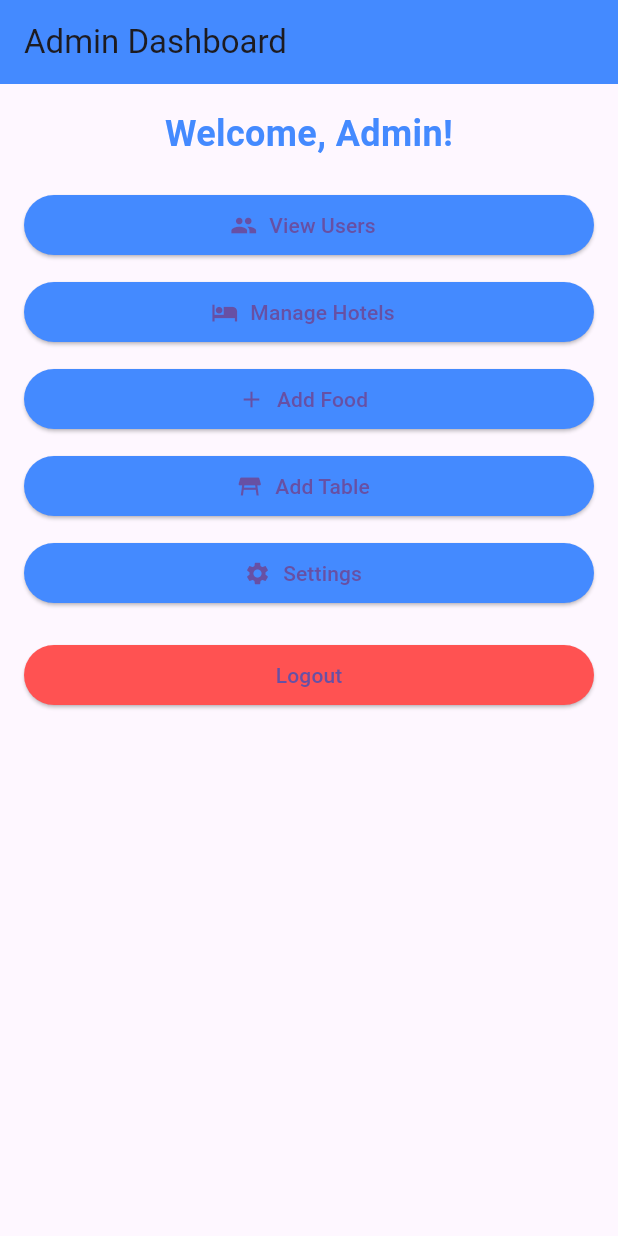
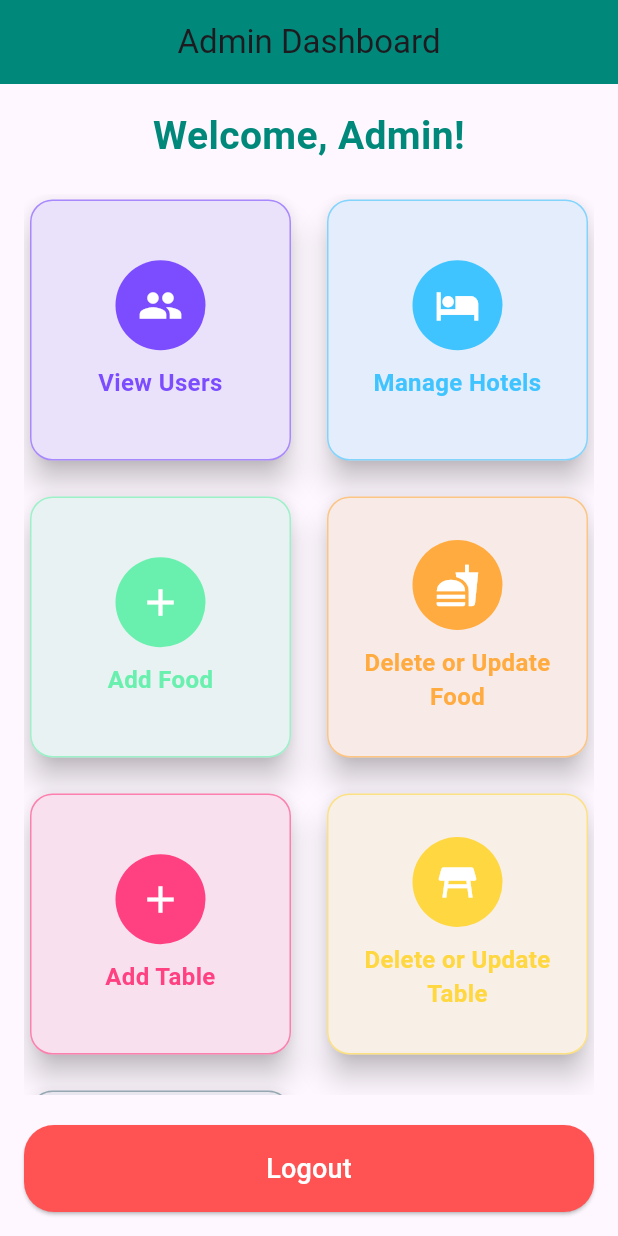
Before and after one commit to NSnirjash/RMS_Flutter, a Flutter app: the AdminPage screen opened directly, on a phone screen of 412 x 824 dp. Run offline on Flutter 3.47's test engine with Material 3 defaults, Android fonts, the phone set to English and light mode, and no system bars; our stand-ins replace dio, flutter_secure_storage, image_picker, shared_preferences; missing offline and left inert: image_picker_web, jwt_decode; accounts and stored records are empty.

Commit message:
Updated addFood

```diff
--- a/rms_flutter/lib/page/AdminPage.dart
+++ b/rms_flutter/lib/page/AdminPage.dart
@@ -2,6 +2,9 @@
 
 import 'package:flutter/material.dart';
 import 'package:rms_flutter/page/AddFoodPage.dart';
+import 'package:rms_flutter/page/AddTablePage.dart';
+import 'package:rms_flutter/page/AllFoodViewPage.dart';
+import 'package:rms_flutter/page/AllTableViewPage.dart';
 import 'package:rms_flutter/page/LoginPage.dart';
 
 class AdminPage extends StatelessWidget {
@@ -13,7 +16,8 @@ class AdminPage extends StatelessWidget {
       appBar: AppBar(
         title: Text('Admin Dashboard'),
         automaticallyImplyLeading: false, // Hides the back button
-        backgroundColor: Colors.blueAccent,
+        backgroundColor: Colors.teal.shade600,
+        centerTitle: true,
       ),
       body: Padding(
         padding: const EdgeInsets.all(16.0),
@@ -23,95 +27,99 @@ class AdminPage extends StatelessWidget {
             Text(
               'Welcome, Admin!',
               style: TextStyle(
-                fontSize: 24,
-                fontWeight: FontWeight.bold,
-                color: Colors.blueAccent,
+                fontSize: 26,
+                fontWeight: FontWeight.w600,
+                color: Colors.teal.shade600,
               ),
               textAlign: TextAlign.center,
             ),
             SizedBox(height: 20),
-            ElevatedButton.icon(
-              icon: Icon(Icons.people),
-              label: Text('View Users'),
-              onPressed: () {
-                // Navigate to users page or call an API to fetch users
-                print("View Users clicked");
-              },
-              style: ElevatedButton.styleFrom(
-                backgroundColor: Colors.blueAccent,
+            Expanded(
+              child: GridView.count(
+                crossAxisCount: 2,
+                crossAxisSpacing: 16,
+                mainAxisSpacing: 16,
+                children: [
+                  _buildDashboardCard(
+                    context,
+                    icon: Icons.people,
+                    label: 'View Users',
+                    color: Colors.deepPurpleAccent,
+                    onTap: () => print("View Users clicked"),
+                  ),
+                  _buildDashboardCard(
+                    context,
+                    icon: Icons.hotel,
+                    label: 'Manage Hotels',
+                    color: Colors.lightBlueAccent,
+                    onTap: () => print("Manage Hotels clicked"),
+                  ),
+                  _buildDashboardCard(
+                    context,
+                    icon: Icons.add,
+                    label: 'Add Food',
+                    color: Colors.greenAccent,
+                    onTap: () => Navigator.pushReplacement(
+                      context,
+                      MaterialPageRoute(builder: (context) => AddFoodPage()),
                     ),
                   ),
-            SizedBox(height: 10),
-            ElevatedButton.icon(
-              icon: Icon(Icons.hotel),
-              label: Text('Manage Hotels'),
-              onPressed: () {
-                // Navigate to manage hotels page or call an API to manage hotels
-                print("Manage Hotels clicked");
-              },
-              style: ElevatedButton.styleFrom(
-                backgroundColor: Colors.blueAccent,
+                  _buildDashboardCard(
+                    context,
+                    icon: Icons.fastfood,
+                    label: 'Delete or Update Food',
+                    color: Colors.orangeAccent,
+                    onTap: () => Navigator.pushReplacement(
+                      context,
+                      MaterialPageRoute(builder: (context) => AllFoodViewPage()),
                     ),
                   ),
-            SizedBox(height: 10),
-
-
-            ElevatedButton.icon(
-              icon: Icon(Icons.add),
-              label: Text('Add Food'),
-              onPressed: () {
-                // Implement logout functionality or navigate back to login
-                Navigator.pushReplacement(
+                  _buildDashboardCard(
                     context,
-                  MaterialPageRoute(builder: (context) => AddFoodPage()),
-                ); // Example logout: navigate back to login
-              },
-              style: ElevatedButton.styleFrom(
-                backgroundColor: Colors.blueAccent,
+                    icon: Icons.add,
+                    label: 'Add Table',
+                    color: Colors.pinkAccent,
+                    onTap: () => Navigator.pushReplacement(
+                      context,
+                      MaterialPageRoute(builder: (context) => AddTablePage()),
                     ),
                   ),
-            SizedBox(height: 10),
-
-            ElevatedButton.icon(
-              icon: Icon(Icons.table_restaurant),
-              label: Text('Add Table'),
-              onPressed: () {
-                // Implement logout functionality or navigate back to login
-                Navigator.pushReplacement(
+                  _buildDashboardCard(
                     context,
-                  MaterialPageRoute(builder: (context) => AddFoodPage()),
-                ); // Example logout: navigate back to login
-              },
-              style: ElevatedButton.styleFrom(
-                backgroundColor: Colors.blueAccent,
+                    icon: Icons.table_restaurant,
+                    label: 'Delete or Update Table',
+                    color: Colors.amberAccent,
+                    onTap: () => Navigator.pushReplacement(
+                      context,
+                      MaterialPageRoute(builder: (context) => AllTableViewPage()),
                     ),
                   ),
-            SizedBox(height: 10),
-
-
-            ElevatedButton.icon(
-              icon: Icon(Icons.settings),
-              label: Text('Settings'),
-              onPressed: () {
-                // Navigate to settings page
-                print("Settings clicked");
-              },
-              style: ElevatedButton.styleFrom(
-                backgroundColor: Colors.blueAccent,
+                  _buildDashboardCard(
+                    context,
+                    icon: Icons.settings,
+                    label: 'Settings',
+                    color: Colors.blueGrey,
+                    onTap: () => print("Settings clicked"),
+                  ),
+                ],
               ),
             ),
             SizedBox(height: 20),
             ElevatedButton(
-              onPressed: () {
-                // Implement logout functionality or navigate back to login
-                Navigator.pushReplacement(
+              onPressed: () => Navigator.pushReplacement(
                 context,
                 MaterialPageRoute(builder: (context) => LoginPage()),
-                ); // Example logout: navigate back to login
-              },
-              child: Text('Logout'),
+              ),
               style: ElevatedButton.styleFrom(
                 backgroundColor: Colors.redAccent,
+                padding: EdgeInsets.symmetric(vertical: 16),
+                shape: RoundedRectangleBorder(
+                  borderRadius: BorderRadius.circular(20),
+                ),
+              ),
+              child: Text(
+                'Logout',
+                style: TextStyle(fontSize: 18, color: Colors.white),
               ),
             ),
           ],
@@ -119,4 +127,47 @@ class AdminPage extends StatelessWidget {
       ),
     );
   }
+  Widget _buildDashboardCard(BuildContext context,
+      {required IconData icon,
+        required String label,
+        required Color color,
+        required VoidCallback onTap}) {
+    return GestureDetector(
+      onTap: onTap,
+      child: Card(
+        elevation: 8,
+        shape: RoundedRectangleBorder(
+          borderRadius: BorderRadius.circular(15),
+        ),
+        child: Container(
+          padding: EdgeInsets.all(20),
+          decoration: BoxDecoration(
+            color: color.withOpacity(0.1),
+            borderRadius: BorderRadius.circular(15),
+            border: Border.all(color: color.withOpacity(0.6), width: 1),
+          ),
+          child: Column(
+            mainAxisAlignment: MainAxisAlignment.center,
+            children: [
+              CircleAvatar(
+                radius: 30,
+                backgroundColor: color,
+                child: Icon(icon, size: 30, color: Colors.white),
+              ),
+              SizedBox(height: 10),
+              Text(
+                label,
+                style: TextStyle(
+                  fontSize: 16,
+                  fontWeight: FontWeight.w600,
+                  color: color,
+                ),
+                textAlign: TextAlign.center,
+              ),
+            ],
+          ),
+        ),
+      ),
+    );
   }
+}
--- a/rms_flutter/lib/page/LoginPage.dart
+++ b/rms_flutter/lib/page/LoginPage.dart
@@ -1,14 +1,8 @@
 import 'package:flutter/material.dart';
-import 'dart:convert';
-import 'package:http/http.dart' as http;
 import 'package:flutter_secure_storage/flutter_secure_storage.dart';
-import 'package:jwt_decode/jwt_decode.dart';
 import 'package:rms_flutter/page/AdminPage.dart';
-import 'package:rms_flutter/page/AllFoodViewPage.dart';
-import 'package:rms_flutter/page/HomePage.dart';
 import 'package:rms_flutter/page/RegistrationPage.dart';
 import 'package:rms_flutter/page/UserPage.dart';
-import 'package:rms_flutter/page/WaiterPage.dart';
 import 'package:rms_flutter/service/AuthService.dart';
 
 class LoginPage extends StatelessWidget {
--- a/rms_flutter/pubspec.yaml
+++ b/rms_flutter/pubspec.yaml
@@ -41,7 +41,8 @@ dependencies:
   flutter_secure_storage: ^7.0.1
   jwt_decode: ^0.3.1
   shared_preferences: ^2.0.9
-  image_picker: ^0.8.5+3
+  image_picker: ^1.1.2
+  image_picker_web: ^4.0.0
   image_picker_for_web: ^2.1.6
   path_provider: ^2.1.5
   http_parser: ^4.0.2
```
Also changed, not shown: rms_flutter/lib/model/TableBooking.dart (added, +53 -0 lines), rms_flutter/lib/page/AddFoodPage.dart (+103 -42 lines), rms_flutter/lib/page/AddTablePage.dart (added, +131 -0 lines), rms_flutter/lib/page/RegistrationPage.dart (+76 -68 lines), rms_flutter/pubspec.lock. Lines whose indentation alone changed are shown as unchanged.
